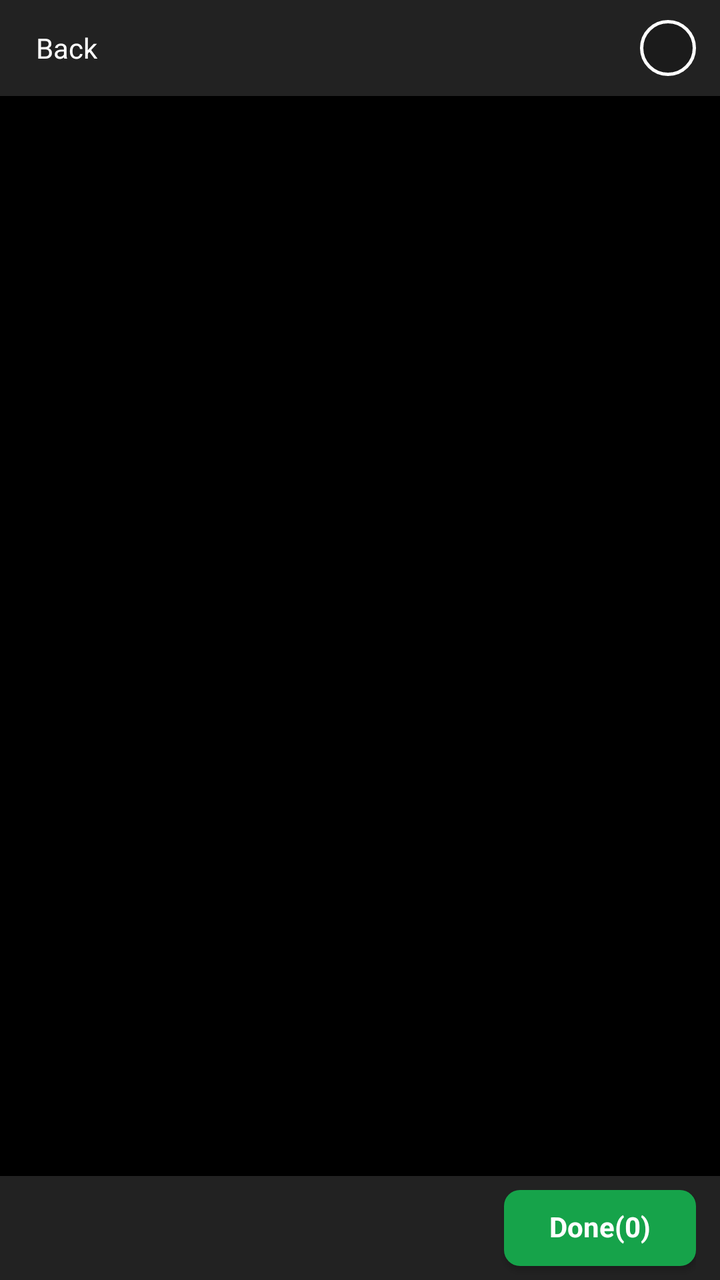
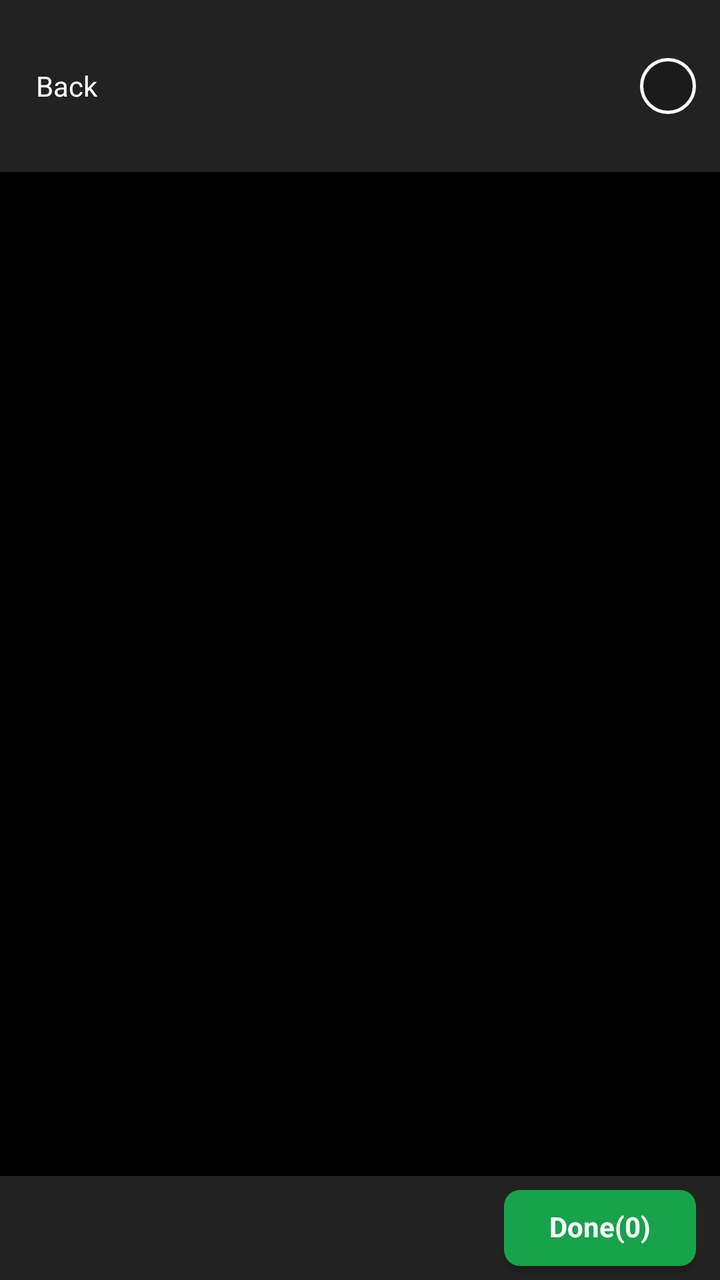

Two renders of the same Android screen: before a commit and after it. Below are the layout's source before the change and the commit's diff.
<!-- AndroidManifest.xml: another module's application theme Theme.Picker -->
<!-- res/layout/picker_activity_preview.xml -->
<?xml version="1.0" encoding="utf-8"?>
<LinearLayout xmlns:android="http://schemas.android.com/apk/res/android"
    android:id="@+id/preview_root"
    android:layout_width="match_parent"
    android:layout_height="match_parent"
    android:background="#000000"
    android:orientation="vertical">

    <LinearLayout
        android:id="@+id/preview_top_bar"
        android:layout_width="match_parent"
        android:layout_height="wrap_content"
        android:background="#222222"
        android:gravity="center_vertical"
        android:minHeight="48dp"
        android:orientation="horizontal"
        android:paddingHorizontal="12dp">

        <TextView
            android:id="@+id/preview_back"
            android:layout_width="wrap_content"
            android:layout_height="wrap_content"
            android:padding="6dp"
            android:text="@string/picker_back"
            android:textColor="#FFFFFF" />

        <TextView
            android:id="@+id/preview_title"
            android:layout_width="0dp"
            android:layout_height="wrap_content"
            android:layout_weight="1"
            android:gravity="center"
            android:textColor="#FFFFFF"
            android:textSize="16sp" />

        <TextView
            android:id="@+id/preview_check"
            android:layout_width="28dp"
            android:layout_height="28dp"
            android:background="@drawable/picker_check_unselected"
            android:gravity="center"
            android:textColor="#FFFFFF"
            android:textStyle="bold" />
    </LinearLayout>

    <androidx.viewpager2.widget.ViewPager2
        android:id="@+id/preview_pager"
        android:layout_width="match_parent"
        android:layout_height="0dp"
        android:layout_weight="1" />

    <LinearLayout
        android:id="@+id/preview_bottom_bar"
        android:layout_width="match_parent"
        android:layout_height="wrap_content"
        android:background="#222222"
        android:gravity="center_vertical"
        android:minHeight="52dp"
        android:orientation="horizontal"
        android:paddingHorizontal="12dp">

        <View
            android:layout_width="0dp"
            android:layout_height="0dp"
            android:layout_weight="1" />

        <TextView
            android:id="@+id/preview_confirm"
            android:layout_width="wrap_content"
            android:layout_height="38dp"
            android:background="@drawable/picker_bg_confirm_button"
            android:elevation="2dp"
            android:gravity="center"
            android:includeFontPadding="false"
            android:minWidth="96dp"
            android:paddingHorizontal="18dp"
            android:text="@string/picker_done_zero"
            android:textColor="#FFFFFF"
            android:textSize="14sp"
            android:textStyle="bold" />
    </LinearLayout>
</LinearLayout>
<!-- resources referenced by this layout -->
<resources>
  <!-- drawable picker_bg_confirm_button (drawable) -->
  <?xml version="1.0" encoding="utf-8"?>
  <selector xmlns:android="http://schemas.android.com/apk/res/android">
      <item android:state_pressed="true">
          <shape android:shape="rectangle">
              <corners android:radius="8dp" />
              <solid android:color="#15803D" />
          </shape>
      </item>
      <item android:state_enabled="false">
          <shape android:shape="rectangle">
              <corners android:radius="8dp" />
              <solid android:color="#C8D2CC" />
          </shape>
      </item>
      <item>
          <shape android:shape="rectangle">
              <corners android:radius="8dp" />
              <solid android:color="#16A34A" />
          </shape>
      </item>
  </selector>
  <!-- drawable picker_check_unselected (drawable) -->
  <?xml version="1.0" encoding="utf-8"?>
  <shape xmlns:android="http://schemas.android.com/apk/res/android"
      android:shape="oval">
      <solid android:color="#33000000" />
      <stroke
          android:width="1.5dp"
          android:color="#FFFFFFFF" />
  </shape>
  <string name="picker_back">Back</string>
  <string name="picker_done_zero">Done(0)</string>
  <style name="Theme.Picker" parent="Base.Theme.Picker" />
  <style name="Base.Theme.Picker" parent="Theme.Material3.DayNight.NoActionBar">
          
          
      </style>
</resources>

<!-- the commit's change to res/layout/picker_activity_preview.xml (unified diff, before → after) -->
@@ -12,7 +12,7 @@
         android:layout_height="wrap_content"
         android:background="#222222"
         android:gravity="center_vertical"
-        android:minHeight="48dp"
+        android:minHeight="86dp"
         android:orientation="horizontal"
         android:paddingHorizontal="12dp">
 
